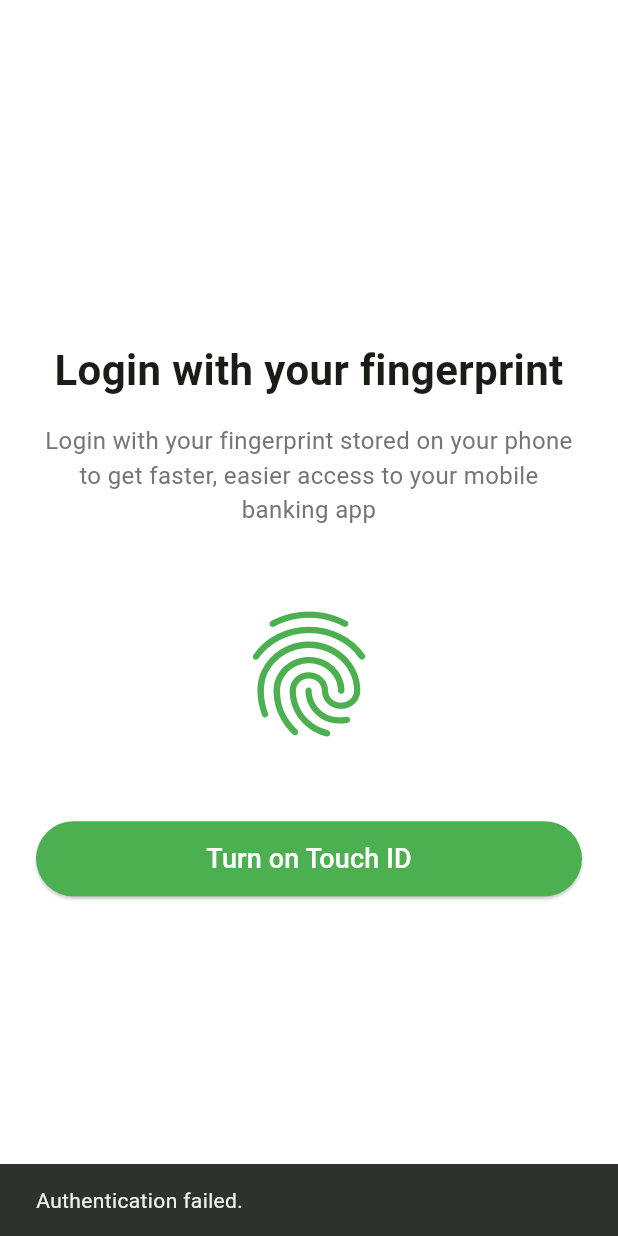
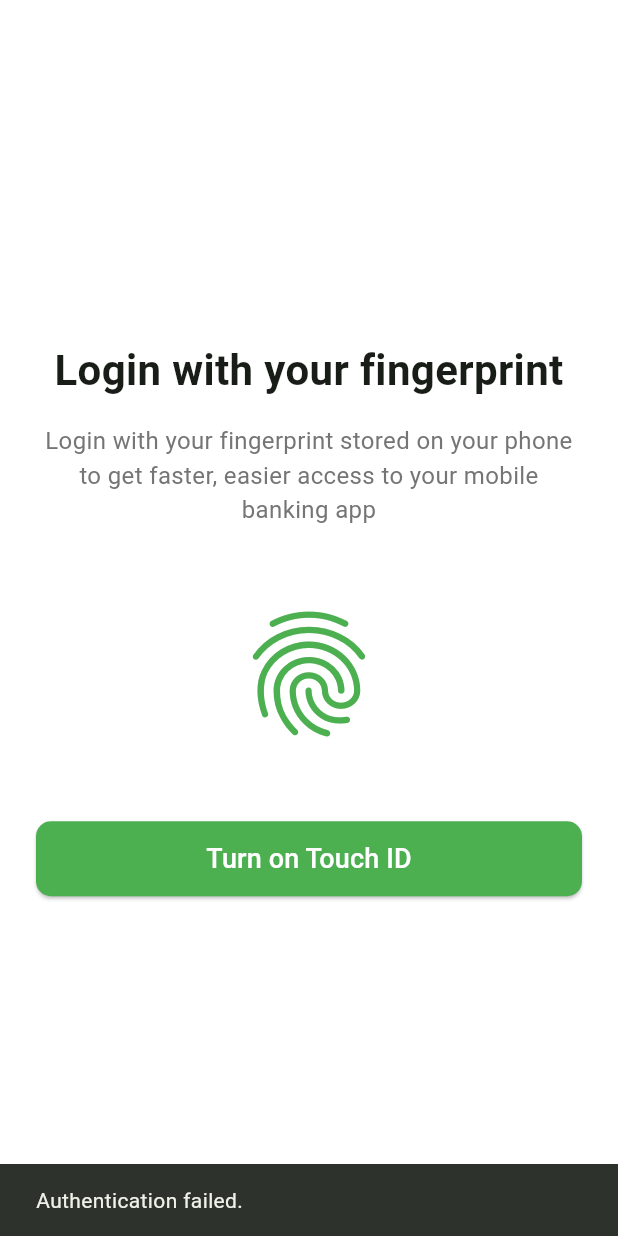
Before and after one commit to raulbhatt/fin_pay, a Flutter app: the FingerprintScreen screen opened directly, after a tap on "Turn on Touch ID", on a phone screen of 412 x 824 dp. Run offline on Flutter 3.47's test engine with Material 3 defaults, Android fonts, the phone set to English and light mode, and no system bars; our stand-ins replace local_auth.

Commit message:
fingerprint and dashboard ui

```diff
--- a/lib/fingerprint_screen.dart
+++ b/lib/fingerprint_screen.dart
@@ -1,4 +1,5 @@
 
+import 'package:fin_pay/dashboard_screen.dart';
 import 'package:flutter/material.dart';
 import 'package:flutter/services.dart';
 import 'package:local_auth/local_auth.dart';
@@ -27,13 +28,13 @@
     if (!mounted) return;
 
     if (authenticated) {
-      // TODO: Navigate to the next screen
-      ScaffoldMessenger.of(context).showSnackBar(
-        const SnackBar(content: Text('Authentication successful!')),
+      Navigator.pushReplacement(
+        context,
+        MaterialPageRoute(builder: (context) => DashboardScreen()),
       );
     } else {
       ScaffoldMessenger.of(context).showSnackBar(
-        const SnackBar(content: Text('Authentication failed.')),
+        SnackBar(content: Text('Authentication failed.')),
       );
     }
   }
@@ -77,13 +78,13 @@
                 backgroundColor: Colors.green,
                 minimumSize: Size(double.infinity, 50),
                 shape: RoundedRectangleBorder(
-                  borderRadius: BorderRadius.circular(30),
+                  borderRadius: BorderRadius.circular(10),
                 ),
               ),
               onPressed: _authenticate,
               child: Text(
                 'Turn on Touch ID',
-                style: TextStyle(fontSize: 18,color: Colors.white),
+                style: TextStyle(fontSize: 18, color: Colors.white),
               ),
             ),
           ],
```
Also changed, not shown: lib/dashboard_screen.dart (added, +54 -0 lines).
